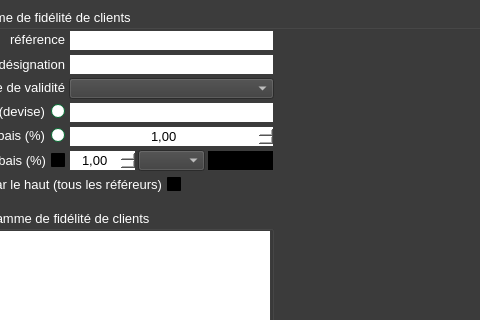
First picture: the form in ui/crm/creer/yeroth-erp-creer-un-programme-de-fidelite-clients-window.ui, repository xnoumbissinoundou/yeroth-erp-3.0, before the edit; both pictures show x 138 to 618 and y 139 to 459 of the 799 by 601 pixel window.
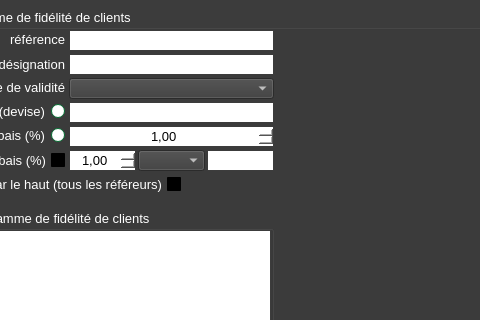
Second picture: the form after the edit. Icons and pictures are not drawn. Custom widgets are drawn as their Qt base class.

```diff
--- a/ui/crm/creer/yeroth-erp-creer-un-programme-de-fidelite-clients-window.ui
+++ b/ui/crm/creer/yeroth-erp-creer-un-programme-de-fidelite-clients-window.ui
@@ -7762,8 +7762,7 @@
       <bool>false</bool>
      </property>
      <property name="styleSheet">
-      <string notr="true">border: 1px solid rgb(60, 60, 60);
-background-color: rgb(0, 0, 0); </string>
+      <string notr="true">border: 1px solid rgb(60, 60, 60);</string>
      </property>
      <property name="text">
       <string/>
```
